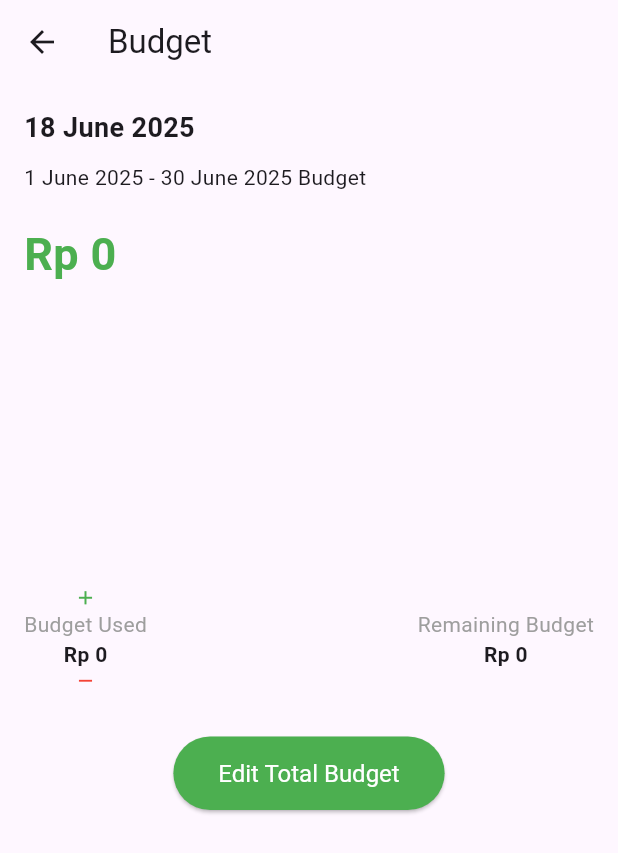
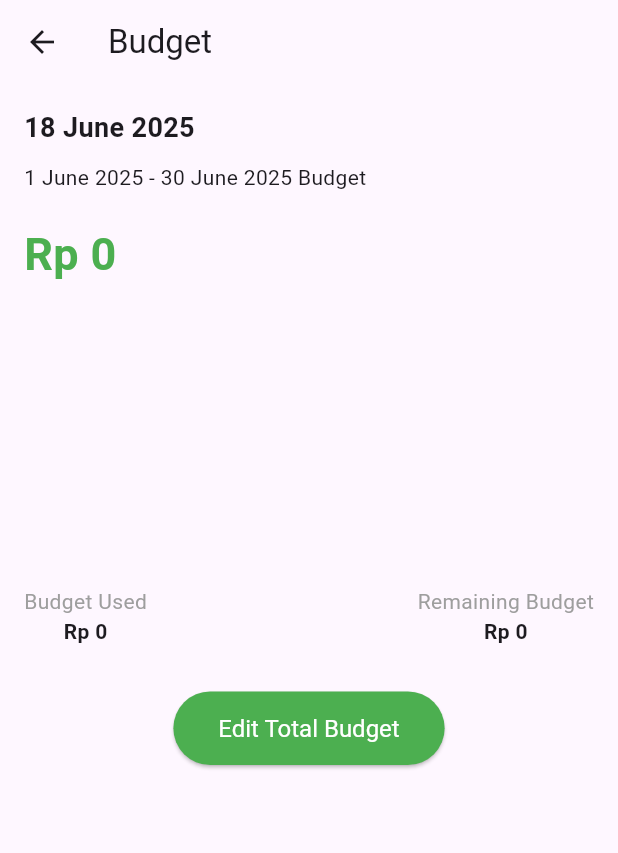
Before and after one commit to Wilkinsonemily/Fridgify_, a Flutter app: the BudgetScreen screen opened directly with empty values, on a phone screen of 412 x 824 dp. Shown: the top 853 px of the screen. Run offline on Flutter 3.47's test engine with Material 3 defaults, Android fonts, the phone set to English and light mode, and no system bars; our stand-ins replace image_picker; missing offline and left inert: barcode_scan2.

Commit message:
Update budget_screen.dart

```diff
--- a/lib/screens/budget_screen.dart
+++ b/lib/screens/budget_screen.dart
@@ -93,9 +93,7 @@ class _BudgetScreenState extends State<BudgetScreen> {
         title: Text('Budget'),
         leading: IconButton(
           icon: Icon(Icons.arrow_back),
-          onPressed: () {
-            Navigator.pop(context);
-          },
+          onPressed: () => Navigator.pop(context),
         ),
       ),
       body: Padding(
@@ -149,10 +147,6 @@ class _BudgetScreenState extends State<BudgetScreen> {
               children: [
                 Column(
                   children: [
-                    GestureDetector(
-                      onTap: () => editUsedBudget(100000),
-                      child: Icon(Icons.add, color: Colors.green, size: 15),
-                    ),
                     Text(
                       'Budget Used',
                       style: TextStyle(color: Colors.grey),
@@ -160,10 +154,6 @@ class _BudgetScreenState extends State<BudgetScreen> {
                     Text(
                       formatCurrency(usedBudget),
                       style: TextStyle(fontWeight: FontWeight.bold),
-                    ),
-                    GestureDetector(
-                      onTap: () => editUsedBudget(-100000),
-                      child: Icon(Icons.remove, color: Colors.red, size: 15),
                     ),
                   ],
                 ),
```
